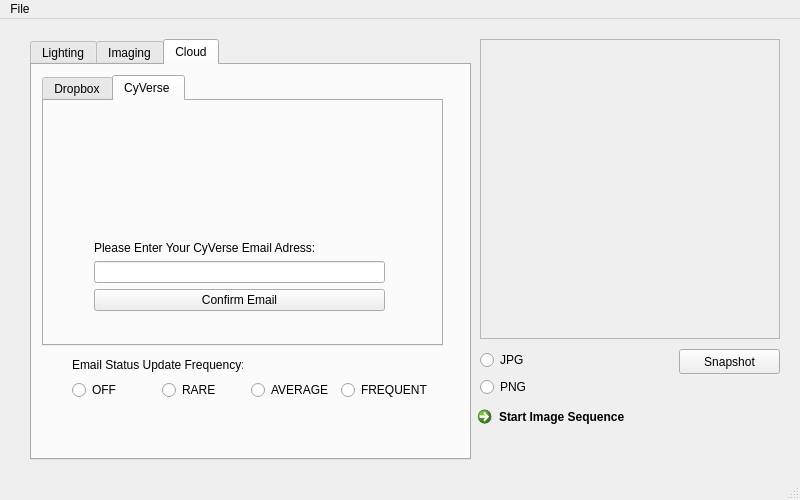
Above: _ui/FlashLapse_CP.ui from CoSE-Jerry/Flashlapse_NEO before the change. Below: the same form after it.
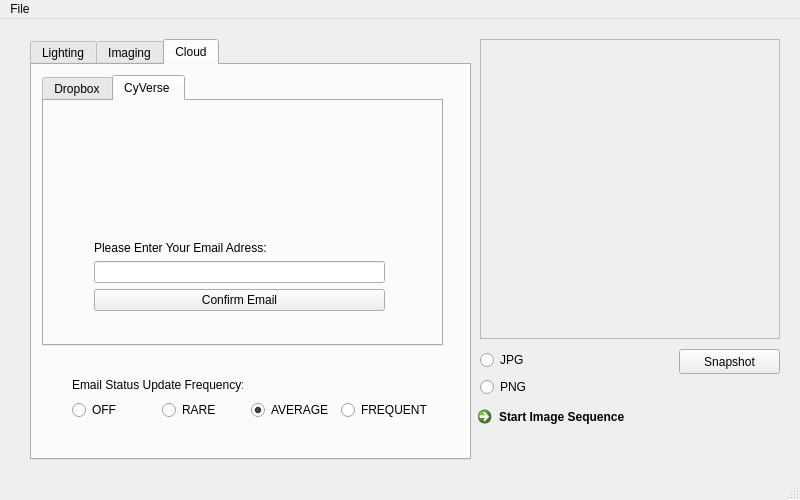
That is the form after the change. The open tabs and pages were chosen to show the change. Icons and pictures are not drawn.

```diff
--- a/_ui/FlashLapse_CP.ui
+++ b/_ui/FlashLapse_CP.ui
@@ -894,7 +894,7 @@
          <item>
           <widget class="QLabel" name="CyVerse_Email_Prompt">
            <property name="text">
-            <string>Please Enter Your CyVerse Email Adress:</string>
+            <string>Please Enter Your Email Adress:</string>
            </property>
           </widget>
          </item>
@@ -916,7 +916,7 @@
       <property name="geometry">
        <rect>
         <x>40</x>
-        <y>310</y>
+        <y>330</y>
         <width>361</width>
         <height>31</height>
        </rect>
@@ -927,6 +927,12 @@
          <property name="text">
           <string>OFF</string>
          </property>
+         <property name="checkable">
+          <bool>true</bool>
+         </property>
+         <property name="checked">
+          <bool>false</bool>
+         </property>
         </widget>
        </item>
        <item>
@@ -941,6 +947,9 @@
          <property name="text">
           <string>AVERAGE</string>
          </property>
+         <property name="checked">
+          <bool>true</bool>
+         </property>
         </widget>
        </item>
        <item>
@@ -956,7 +965,7 @@
       <property name="geometry">
        <rect>
         <x>40</x>
-        <y>290</y>
+        <y>310</y>
         <width>171</width>
         <height>20</height>
        </rect>
```
Left out of the diff: 2 changed lines with no effect on the pictures.
